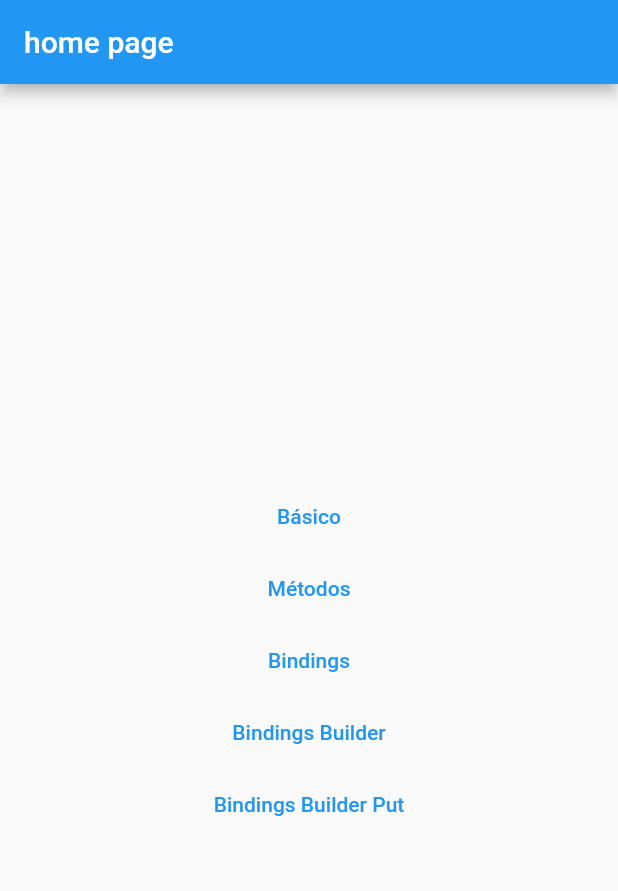
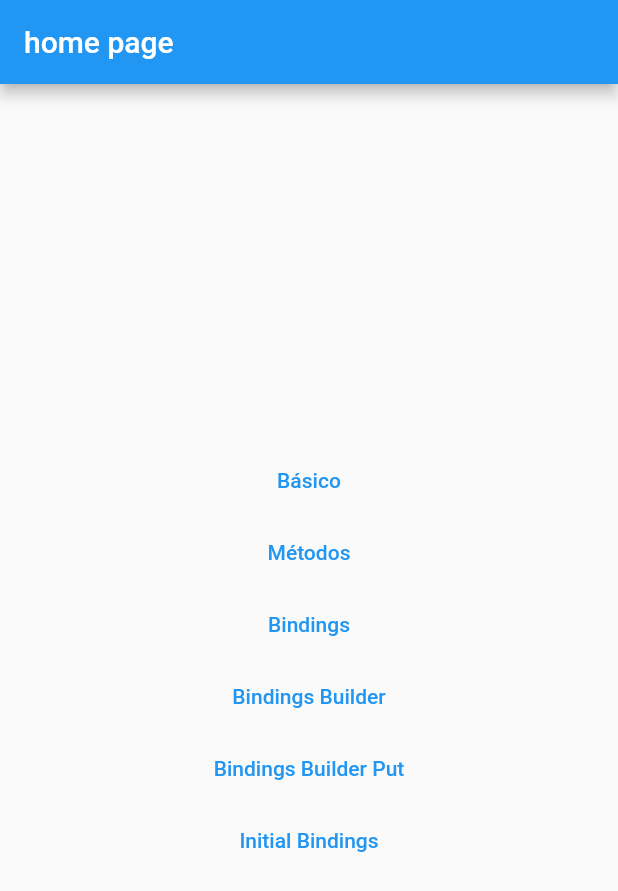
Before and after one commit to FilipeH14/get_dependencies, a Flutter app: the screen it shows after launch, on a phone screen of 412 x 824 dp. Shown: the top 891 px of the screen. Run offline on Flutter 3.47's test engine with Material 2 defaults, Android fonts, the phone set to English and light mode, and no system bars; our stand-ins replace get, shared_preferences.

Commit message:
inicial binding

```diff
--- a/lib/main.dart
+++ b/lib/main.dart
@@ -5,6 +5,8 @@ import 'package:get_depedencias/page/bindings/bindings_controller.dart';
 import 'package:get_depedencias/page/bindings/bindings_exemple.dart';
 import 'package:get_depedencias/page/bindings/home_bindings.dart';
 import 'package:get_depedencias/page/home_page.dart';
+import 'package:get_depedencias/page/initial_bindings/initial_bindings_page.dart';
+import 'package:get_depedencias/page/initial_bindings/initial_bindins.dart';
 import 'package:get_depedencias/page/metodos/create/create_home_page.dart';
 import 'package:get_depedencias/page/metodos/delete_update/delete_page.dart';
 import 'package:get_depedencias/page/metodos/delete_update/update_home_page.dart';
@@ -24,6 +26,7 @@ class MyApp extends StatelessWidget {
   @override
   Widget build(BuildContext context) {
     return GetMaterialApp(
+      initialBinding: InitialBindins(),
       getPages: [
         GetPage(
           name: '/',
@@ -85,6 +88,10 @@ class MyApp extends StatelessWidget {
               BindingsController(nome: 'Inicializado dentro do bindings')),
           page: () => const HomeBindings(),
         ),
+        GetPage(
+          name: '/initial_bindings',
+          page: () => const InitialBindingsPage(),
+        ),
       ],
     );
   }
--- a/lib/page/home_page.dart
+++ b/lib/page/home_page.dart
@@ -1,4 +1,5 @@
 import 'package:flutter/material.dart';
+import 'package:get/get.dart';
 
 class HomePage extends StatelessWidget {
   const HomePage({Key? key}) : super(key: key);
@@ -31,6 +32,10 @@ class HomePage extends StatelessWidget {
               child: const Text('Bindings Builder Put'),
               onPressed: () => Navigator.of(context).pushNamed('/bindings_builder_put'),
             ),
+            TextButton(
+              child: const Text('Initial Bindings'),
+              onPressed: () => Get.toNamed('/initial_bindings'),
+            ),
           ],
         ),
       ),
--- /dev/null
+++ b/lib/page/initial_bindings/auth_model.dart
@@ -0,0 +1,13 @@
+// ignore_for_file: public_member_api_docs, sort_constructors_first
+
+class AuthModel {
+  String name;
+  String email;
+  String curso;
+
+  AuthModel({
+    required this.name,
+    required this.email,
+    required this.curso,
+  });
+}
```
Also changed, not shown: lib/page/initial_bindings/initial_bindings_page.dart (added, +17 -0 lines), lib/page/initial_bindings/initial_bindins.dart (added, +12 -0 lines).
